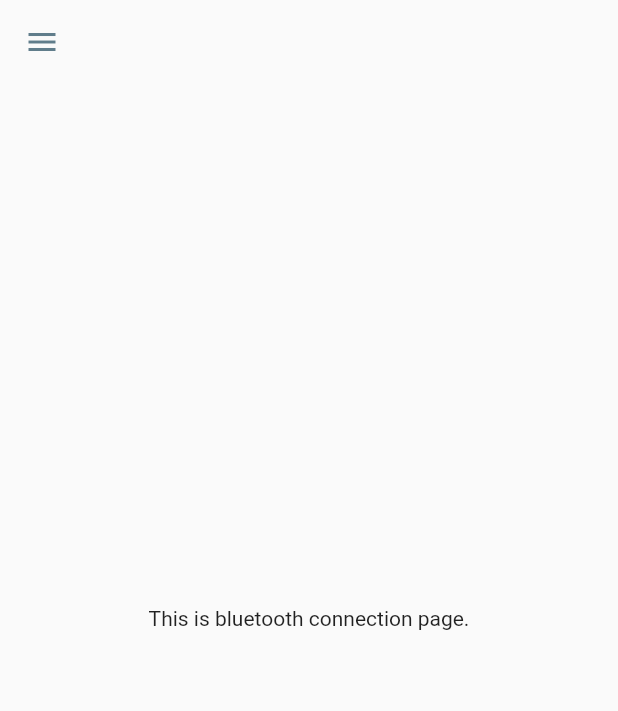
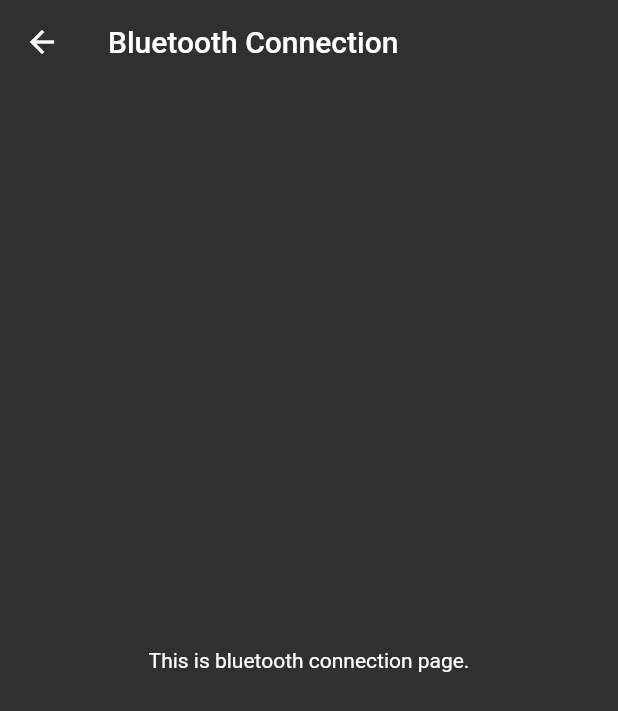
Before and after one commit to ngljie97/ay2021mdp_grp5, a Flutter app: the screen it shows after launch, in the side drawer, after a tap on "Connect / Disconnect", on a phone screen of 412 x 824 dp. Shown: the top 711 px of the screen. Run offline on Flutter 3.47's test engine with Material 2 defaults, Android fonts, the phone set to English and light mode, and no system bars.

Commit message:
updated Gui

```diff
--- a/android_remote/lib/main.dart
+++ b/android_remote/lib/main.dart
@@ -1,39 +1,38 @@
-import 'package:android_remote/states/ArenaGrid.dart';
 import 'package:flutter/material.dart';
 
-import 'page_master.dart';
 import 'router.dart';
 
 void main() {
   runApp(MyApp());
 }
 
-
 class MyApp extends StatelessWidget {
   // This widget is the root of your application.
   @override
   Widget build(BuildContext context) {
     return MaterialApp(
-      onGenerateRoute: CRouter.generateRoute,
+      onGenerateRoute: PageRouter.generateRoute,
       initialRoute: homeRoute,
+      title: 'Remote Controller Module',
       theme: ThemeData(
+        brightness: Brightness.dark,
         visualDensity: VisualDensity.adaptivePlatformDensity,
-        primaryColor: CustomTheme.themeColor,
       ),
-      debugShowCheckedModeBanner: false,
+      home: MyHomePage(title: 'Home Page'),
     );
   }
 }
 
-class App extends StatefulWidget {
+class MyHomePage extends StatefulWidget {
+  MyHomePage({Key key, this.title}) : super(key: key);
+
   final String title;
 
-  App({Key key, this.title}) : super(key: key);
-
-  _AppState createState() => _AppState();
+  @override
+  _MyHomePageState createState() => _MyHomePageState();
 }
 
-class _AppState extends State<App> {
+class _MyHomePageState extends State<MyHomePage> {
   Future<bool> _onWillPop() async {
     return (await showDialog(
           context: context,
@@ -55,121 +54,102 @@ class _AppState extends State<App> {
         false;
   }
 
-  PageController _myPage;
-  var selectedPage;
-
   @override
   Widget build(BuildContext context) {
     return new WillPopScope(
       onWillPop: _onWillPop,
       child: new Scaffold(
-        body: _buildLayout(),
+        appBar: AppBar(
+          backgroundColor: Colors.transparent,
+          elevation: 0.0,
+        ),
+        drawer: _mainDrawer(context),
+        body: Center(
+          child: Column(
+            mainAxisAlignment: MainAxisAlignment.center,
+            children: <Widget>[
+              Text(
+                'This is the home page.',
+              ),
+            ],
+          ),
+        ),
       ),
     );
   }
-
-  @override
-  void initState() {
-    super.initState();
-    _myPage = PageController(initialPage: 1);
-    selectedPage = 1;
 }
 
-  Widget _buildLayout() {
-    return Container(
-      child: Column(
-        crossAxisAlignment: CrossAxisAlignment.stretch,
-        mainAxisAlignment: MainAxisAlignment.start,
+Widget _mainDrawer(BuildContext context) {
+  return new Drawer(
+    child: ListView(
+      padding: EdgeInsets.zero,
       children: <Widget>[
-          _buildTopLayout(),
-          _buildBottomLayout(),
-        ],
+        DrawerHeader(
+            margin: EdgeInsets.zero,
+            padding: EdgeInsets.zero,
+            decoration: BoxDecoration(color: Colors.black45),
+            child: Stack(children: <Widget>[
+              Positioned(
+                  bottom: 12.0,
+                  left: 16.0,
+                  child: Text('Remote Controller Module',
+                      style: TextStyle(
+                          fontSize: 20.0, fontWeight: FontWeight.w500))),
+            ])),
+        ListTile(
+          leading: Icon(Icons.bluetooth),
+          title: Text('Connect / Disconnect'),
+          onTap: () {
+            Navigator.popAndPushNamed(context, connectionRoute);
+          },
         ),
-    );
-  }
-
-  Widget _buildTopLayout() {
-    return Container(
-      child: Stack(
-        children: <Widget>[
-          Container(
-            //Arena Layout
-            child: ArenaGrid(),
+        Divider(),
+        ListTile(
+          title: Text('Edit persistent strings'),
+        ),
+        ListTile(
+          leading: Icon(Icons.border_color),
+          title: Text('Function 1'),
+        ),
+        ListTile(
+          leading: Icon(Icons.border_color),
+          title: Text('Function 2'),
+        ),
+        Divider(),
+        ListTile(
+          leading: Icon(Icons.settings),
+          title: Text('Settings'),
+          onTap: () {
+            Navigator.popAndPushNamed(context, settingsRoute);
+          },
+        ),
+        ListTile(
+          leading: Icon(Icons.info_outline),
+          title: Text('About'),
+          onTap: () {
+            Navigator.popAndPushNamed(context, aboutRoute);
+          },
         ),
       ],
     ),
   );
 }
 
-  Widget _buildBottomLayout() {
-    return Expanded(
-      flex: 1,
-      child: Container(
-        color: Colors.blueAccent,
-        alignment: Alignment.bottomCenter,
-        child: Row(
-          children: [
-            Column(
-              crossAxisAlignment: CrossAxisAlignment.start,
-              children: [
-                /*2*/
-                Container(
-                    padding: const EdgeInsets.only(bottom: 8, top: 5, left: 5),
-                    child: Row(
-                      children: [
-                        Text(
-                          'STATUS ',
-                          style: TextStyle(
-                            fontWeight: FontWeight.bold,
+Future<String> _onWillPop() async {
+  return (await showDialog(
+        builder: (context) => new AlertDialog(
+          title: new Text('Are you sure?'),
+          content: new Text('Do you want to exit an App'),
+          actions: <Widget>[
+            new FlatButton(
+              child: new Text('No'),
             ),
-                        ),
-                        Icon(
-                          Icons.star,
-                          color: Colors.red[500],
-                        ),
-                        Text(
-                          ' CONNECTION ',
-                          style: TextStyle(
-                            fontWeight: FontWeight.bold,
-                          ),
-                        ),
-                        Icon(
-                          Icons.star,
-                          color: Colors.red[500],
-                        ),
-                        Text(
-                          ' WAYPOINT ',
-                          style: TextStyle(
-                            fontWeight: FontWeight.bold,
-                          ),
-                        ),
-                        Icon(
-                          Icons.star,
-                          color: Colors.red[500],
-                        ),
-                      ],
-                    )),
-                Container(
-                  padding: const EdgeInsets.only(bottom: 8, top: 5, left: 5),
-                  child: Text(
-                    'Console Log',
-                    style: TextStyle(
-                      fontWeight: FontWeight.bold,
-                    ),
-                  ),
+            new FlatButton(
+              onPressed: () => Navigator.of(context).pop(true),
+              child: new Text('Yes'),
             ),
           ],
         ),
-
-            /*3*/
-            Icon(
-              Icons.star,
-              color: Colors.red[500],
-            ),
-            Text('41'),
-          ],
-        ),
-      ),
-    );
+      )) ??
+      false;
 }
-}
--- a/android_remote/lib/pages/about.dart
+++ b/android_remote/lib/pages/about.dart
@@ -4,6 +4,11 @@ class AboutPage extends StatelessWidget {
   @override
   Widget build(BuildContext context) {
     return Scaffold(
+      appBar: AppBar(
+        title: Text('About'),
+        backgroundColor: Colors.transparent,
+        elevation: 0.0,
+      ),
       body: Center(child: Text('This is the About page')),
     );
   }
--- a/android_remote/lib/pages/bluetooth_connection.dart
+++ b/android_remote/lib/pages/bluetooth_connection.dart
@@ -4,6 +4,11 @@ class ConnectionPage extends StatelessWidget {
   @override
   Widget build(BuildContext context) {
     return Scaffold(
+      appBar: AppBar(
+        title: Text('Bluetooth Connection'),
+        backgroundColor: Colors.transparent,
+        elevation: 0.0,
+      ),
       body: Center(child: Text('This is bluetooth connection page.')),
     );
   }
--- a/android_remote/lib/pages/settings.dart
+++ b/android_remote/lib/pages/settings.dart
@@ -4,6 +4,11 @@ class SettingsPage extends StatelessWidget {
   @override
   Widget build(BuildContext context) {
     return Scaffold(
+      appBar: AppBar(
+        title: Text('Settings'),
+        backgroundColor: Colors.transparent,
+        elevation: 0.0,
+      ),
       body: Center(child: Text('This is the settings page')),
     );
   }
--- a/android_remote/lib/router.dart
+++ b/android_remote/lib/router.dart
@@ -1,7 +1,6 @@
 import 'package:flutter/material.dart';
 
 import 'main.dart';
-import 'page_master.dart';
 import 'pages/about.dart';
 import 'pages/bluetooth_connection.dart';
 import 'pages/settings.dart';
@@ -11,25 +10,19 @@ const String connectionRoute = '/bluetooth_connection';
 const String settingsRoute = '/settings';
 const String aboutRoute = '/about';
 
-class CRouter {
+class PageRouter {
   static Route<dynamic> generateRoute(RouteSettings settings) {
     switch (settings.name) {
       case homeRoute:
-        return MaterialPageRoute(builder: (_) => AppMaster(body: App()));
+        return MaterialPageRoute(builder: (_) => MyHomePage());
       case connectionRoute:
-        return MaterialPageRoute(
-            builder: (_) => AppMaster(body: ConnectionPage()));
+        return MaterialPageRoute(builder: (_) => ConnectionPage());
       case settingsRoute:
-        return MaterialPageRoute(
-            builder: (_) => AppMaster(body: SettingsPage()));
+        return MaterialPageRoute(builder: (_) => SettingsPage());
       case aboutRoute:
-        return MaterialPageRoute(builder: (_) => AppMaster(body: AboutPage()));
+        return MaterialPageRoute(builder: (_) => AboutPage());
       default:
-        return MaterialPageRoute(
-            builder: (_) => AppMaster(
-                  body: Center(
-                      child: Text('No route defined for ${settings.name}')),
-                ));
+        return MaterialPageRoute(builder: (_) => MyHomePage());
     }
   }
 }
--- a/android_remote/lib/states/MyHomePage.dart
+++ b/android_remote/lib/states/MyHomePage.dart
@@ -11,9 +11,8 @@ class MyHomePage extends StatefulWidget {
 }
 
 class _MyHomePageState extends State<MyHomePage> {
-
   @override
   Widget build(BuildContext context) {
-    return MaterialApp(home: ArenaGrid(),debugShowCheckedModeBanner: false);
+    return MaterialApp(home: ArenaGrid(), debugShowCheckedModeBanner: false);
   }
 }
```
Also changed, not shown: android_remote/lib/main(old).dart (added, +175 -0 lines), android_remote/lib/page_master.dart (+10 -9 lines), android_remote/lib/states/ArenaGrid.dart (+22 -26 lines), android_remote/lib/states/NewPage.dart (+2 -5 lines), android_remote/lib/states/SettingsPage.dart (line endings or trailing spaces). Lines whose indentation alone changed are shown as unchanged.
